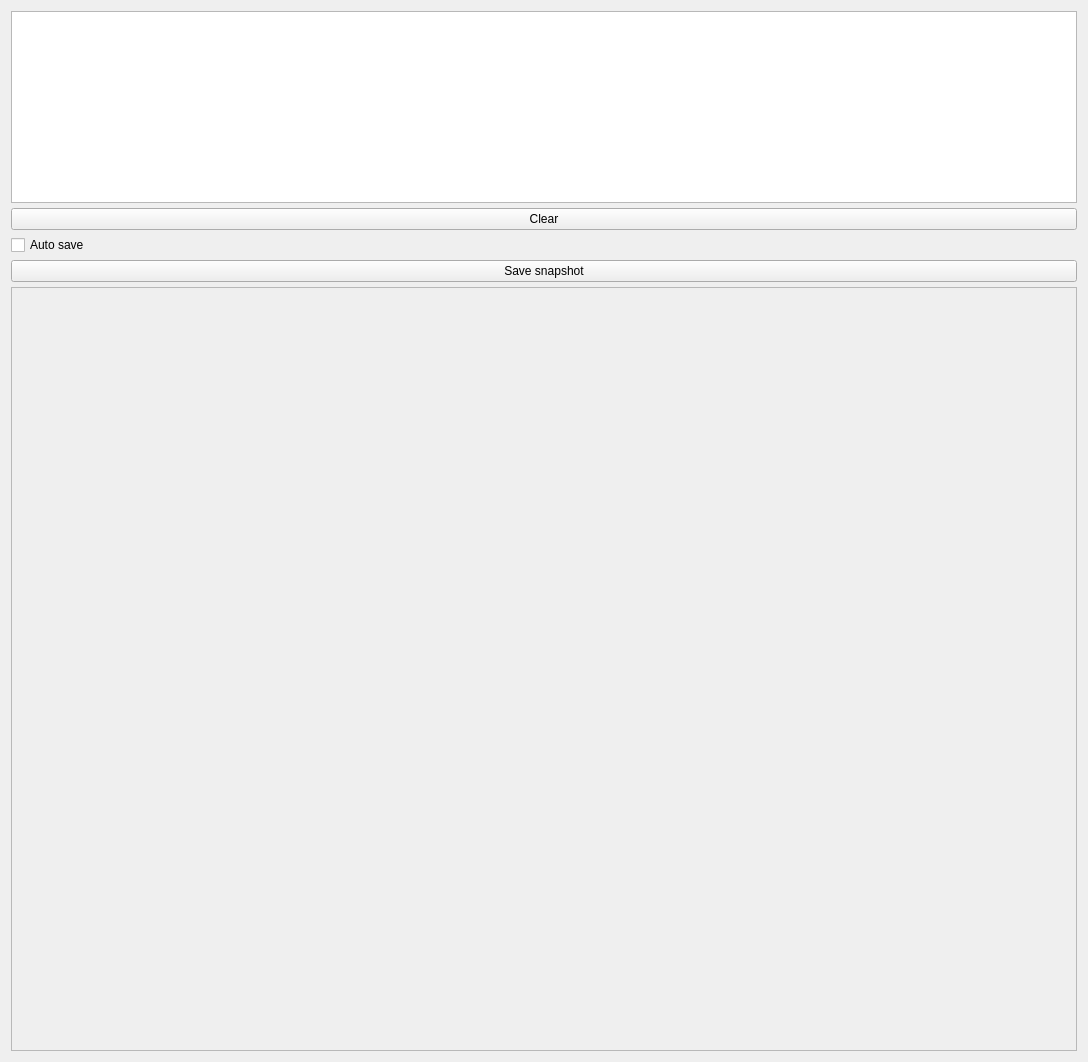
Old version of the form lib/dummy/servicemonitorpanel.ui in the repository Pelagicore/facelift.
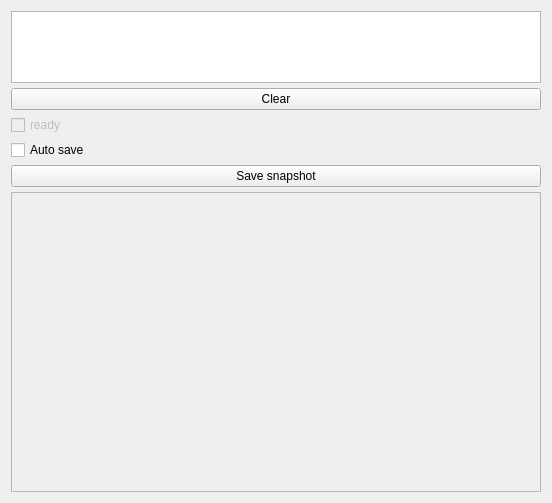
New version of the form.

Diff of the .ui file:
```diff
--- a/lib/dummy/servicemonitorpanel.ui
+++ b/lib/dummy/servicemonitorpanel.ui
@@ -6,8 +6,8 @@
    <rect>
     <x>0</x>
     <y>0</y>
-    <width>1088</width>
-    <height>1062</height>
+    <width>552</width>
+    <height>503</height>
    </rect>
   </property>
   <layout class="QGridLayout" name="gridLayout" rowstretch="0" columnstretch="0">
@@ -51,21 +51,21 @@
        </property>
       </widget>
      </item>
-     <item row="2" column="0" colspan="2">
+     <item row="3" column="0" colspan="2">
       <widget class="QCheckBox" name="autoSaveCheckBox">
        <property name="text">
         <string>Auto save</string>
        </property>
       </widget>
      </item>
-     <item row="3" column="0" colspan="2">
+     <item row="4" column="0" colspan="2">
       <widget class="QPushButton" name="saveSnapshotButton">
        <property name="text">
         <string>Save snapshot</string>
        </property>
       </widget>
      </item>
-     <item row="4" column="0" colspan="2">
+     <item row="5" column="0" colspan="2">
       <widget class="QScrollArea" name="controlsArea">
        <property name="sizePolicy">
         <sizepolicy hsizetype="Expanding" vsizetype="Expanding">
@@ -102,8 +102,8 @@
          <rect>
           <x>0</x>
           <y>0</y>
-          <width>1066</width>
-          <height>761</height>
+          <width>530</width>
+          <height>298</height>
          </rect>
         </property>
         <layout class="QVBoxLayout" name="controlsLayout">
@@ -114,6 +114,16 @@
        </widget>
       </widget>
      </item>
+     <item row="2" column="0" colspan="2">
+      <widget class="QCheckBox" name="readyCheckBox">
+       <property name="enabled">
+        <bool>false</bool>
+       </property>
+       <property name="text">
+        <string>ready</string>
+       </property>
+      </widget>
+     </item>
     </layout>
    </item>
   </layout>
```
